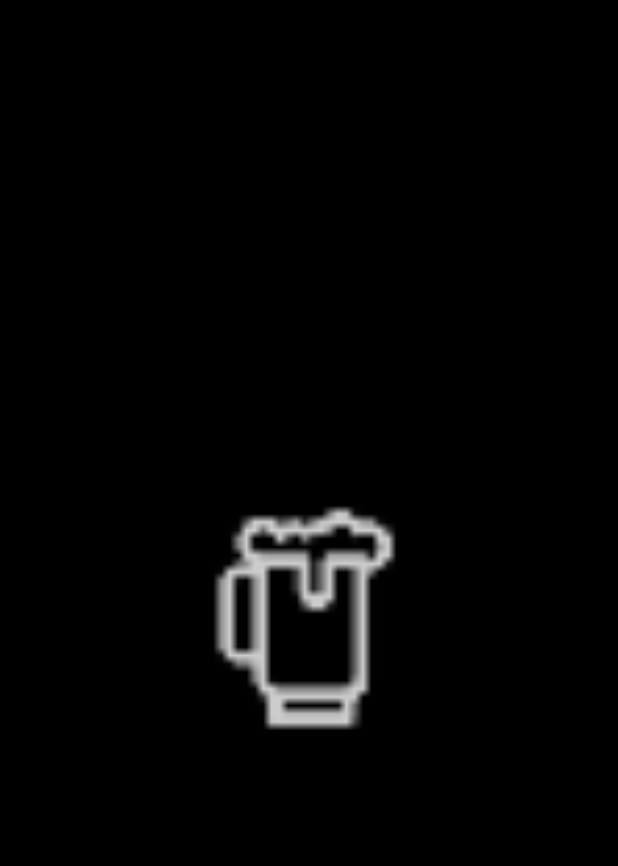
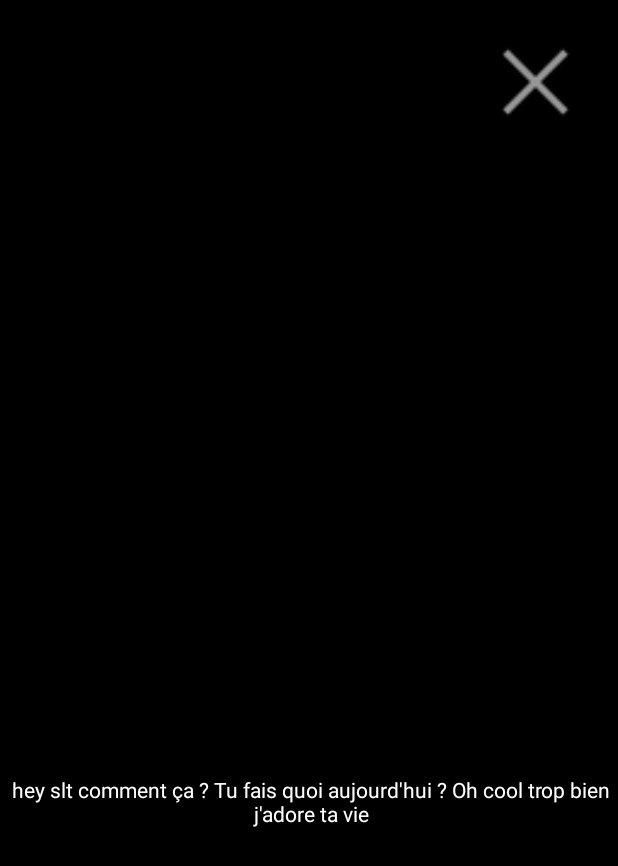
Before and after one commit to CelestinML/JeuDeSoiree, an Android app: the screen it shows after launch (MainActivity before the commit, GameActivity after it), on a phone screen of 412 x 824 dp. Shown: the top 866 px of the screen. Run offline under Robolectric (Android 15) with nearby library versions, the phone set to English and light mode, and no system bars.

Commit message:
load fragment which contains the first element of a string arraylist

```diff
--- a/app/src/main/AndroidManifest.xml
+++ b/app/src/main/AndroidManifest.xml
@@ -13,16 +13,16 @@
             android:name=".MainActivity"
             android:label="@string/app_name"
             android:exported="true">
-            <intent-filter>
-                <action android:name="android.intent.action.MAIN" />
-                <category android:name="android.intent.category.LAUNCHER" />
-            </intent-filter>
         </activity>
 
         <activity
             android:name=".GameActivity"
             android:label="@string/app_name"
             android:exported="true">
+            <intent-filter>
+                <action android:name="android.intent.action.MAIN" />
+                <category android:name="android.intent.category.LAUNCHER" />
+            </intent-filter>
         </activity>
 
         <activity
@@ -31,6 +31,8 @@
             android:exported="true">
         </activity>
 
+
+
     </application>
 
 </manifest>
--- a/app/src/main/java/com/example/schlouky/GameActivity.java
+++ b/app/src/main/java/com/example/schlouky/GameActivity.java
@@ -1,10 +1,25 @@
 package com.example.schlouky;
 
 import androidx.appcompat.app.AppCompatActivity;
+import androidx.fragment.app.FragmentActivity;
 
 import android.os.Bundle;
 
+import java.util.ArrayList;
+
 public class GameActivity extends AppCompatActivity {
+
+    ArrayList<String> questions = new ArrayList<String>() {
+        {
+            add("hey slt comment ça ? Tu fais quoi aujourd'hui ? Oh cool trop bien j'adore ta vie");
+            add("slt");
+            add("yo");
+        }
+    };
+
+    int currentQuestionIndex = 0;
+
+    int questionNb;
 
     @Override
     protected void onCreate(Bundle savedInstanceState) {
@@ -12,5 +27,14 @@ public class GameActivity extends AppCompatActivity {
         super.onCreate(savedInstanceState);
         setContentView(R.layout.activity_game);
 
+        questionNb = questions.size();
+
+        Bundle bundle = new Bundle();
+        bundle.putString("question", questions.get(currentQuestionIndex));
+
+        getSupportFragmentManager().beginTransaction()
+                .setReorderingAllowed(true)
+                .add(R.id.question_location, QuestionFragment.class, bundle)
+                .commit();
     }
 }
--- /dev/null
+++ b/app/src/main/java/com/example/schlouky/QuestionFragment.java
@@ -0,0 +1,33 @@
+package com.example.schlouky;
+
+import android.os.Bundle;
+import android.view.LayoutInflater;
+import android.view.View;
+import android.view.ViewGroup;
+import android.widget.TextView;
+
+import androidx.annotation.NonNull;
+import androidx.annotation.Nullable;
+import androidx.fragment.app.Fragment;
+
+public class QuestionFragment extends Fragment {
+
+    public QuestionFragment() {
+
+    }
+
+    @Override
+    public View onCreateView(LayoutInflater inflater,
+                              ViewGroup container,
+                              Bundle savedInstanceState) {
+        super.onCreateView(inflater, container, savedInstanceState);
+        return inflater.inflate(R.layout.fragment_question, container, false);
+    }
+
+    @Override
+    public void onViewCreated(@NonNull View view, @Nullable Bundle savedInstanceState) {
+        String question = requireArguments().getString("question");
+        TextView questionView = (TextView) view.findViewById(R.id.question);
+        questionView.setText(question);
+    }
+}
--- a/app/src/main/res/layout/activity_game.xml
+++ b/app/src/main/res/layout/activity_game.xml
@@ -19,11 +19,11 @@
     <FrameLayout
         android:id="@+id/question_location"
         android:layout_width="415dp"
-        android:layout_height="642dp"
+        android:layout_height="579dp"
+        android:layout_marginTop="100dp"
         app:layout_constraintBottom_toBottomOf="parent"
         app:layout_constraintEnd_toEndOf="parent"
         app:layout_constraintStart_toStartOf="parent"
-        app:layout_constraintTop_toBottomOf="@+id/imageView3">
-
-    </FrameLayout>
+        app:layout_constraintTop_toBottomOf="@+id/imageView3"
+        app:layout_constraintVertical_bias="1.0" />
 </androidx.constraintlayout.widget.ConstraintLayout>
```
